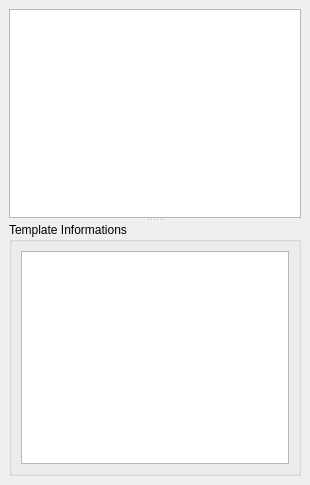
First picture: the form in src/components/core/templatesOutliner/ui/Templates_Outliner.ui, repository KelSolaar/sIBL_GUI, before the edit.
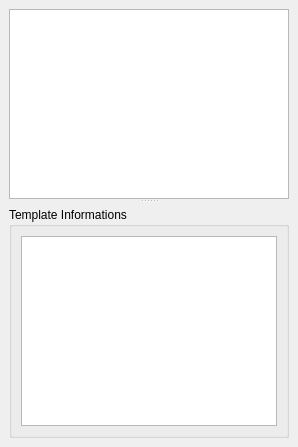
Second picture: the form after the edit.

Patch:
```diff
--- a/src/components/core/templatesOutliner/ui/Templates_Outliner.ui
+++ b/src/components/core/templatesOutliner/ui/Templates_Outliner.ui
@@ -2,14 +2,6 @@
 <ui version="4.0">
  <class>Templates_Outliner_DockWidget</class>
  <widget class="QDockWidget" name="Templates_Outliner_DockWidget">
-  <property name="geometry">
-   <rect>
-    <x>0</x>
-    <y>0</y>
-    <width>310</width>
-    <height>485</height>
-   </rect>
-  </property>
   <property name="windowTitle">
    <string>Templates Outliner</string>
   </property>
@@ -27,6 +19,24 @@
         </item>
        </layout>
       </widget>
+      <widget class="QFrame" name="Template_Informations_frame">
+       <property name="frameShadow">
+        <enum>QFrame::Raised</enum>
+       </property>
+       <layout class="QGridLayout" name="Template_Informations_frame_gridLayout">
+        <property name="leftMargin">
+         <number>0</number>
+        </property>
+        <property name="topMargin">
+         <number>4</number>
+        </property>
+        <property name="rightMargin">
+         <number>0</number>
+        </property>
+        <property name="bottomMargin">
+         <number>0</number>
+        </property>
+        <item row="0" column="0">
       <widget class="QGroupBox" name="Template_Informations_groupBox">
        <property name="title">
         <string>Template Informations</string>
@@ -40,6 +50,9 @@
           <property name="openExternalLinks">
            <bool>true</bool>
           </property>
+            </widget>
+           </item>
+          </layout>
          </widget>
         </item>
        </layout>
```
Lines whose indentation alone changed are shown as unchanged.
